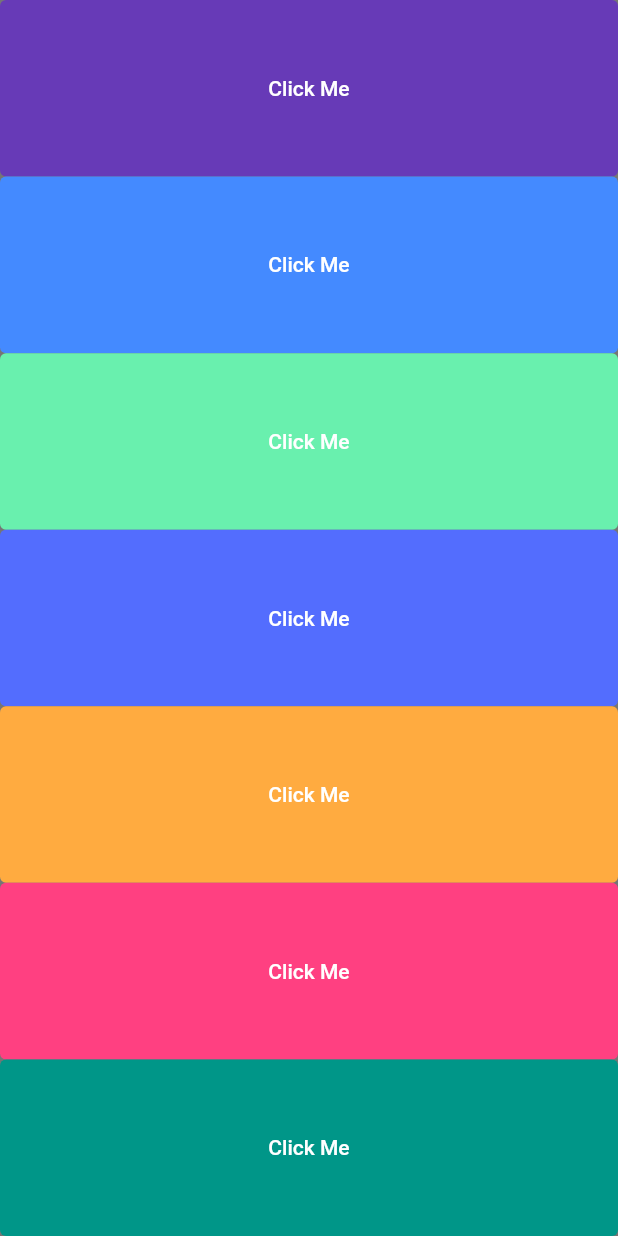
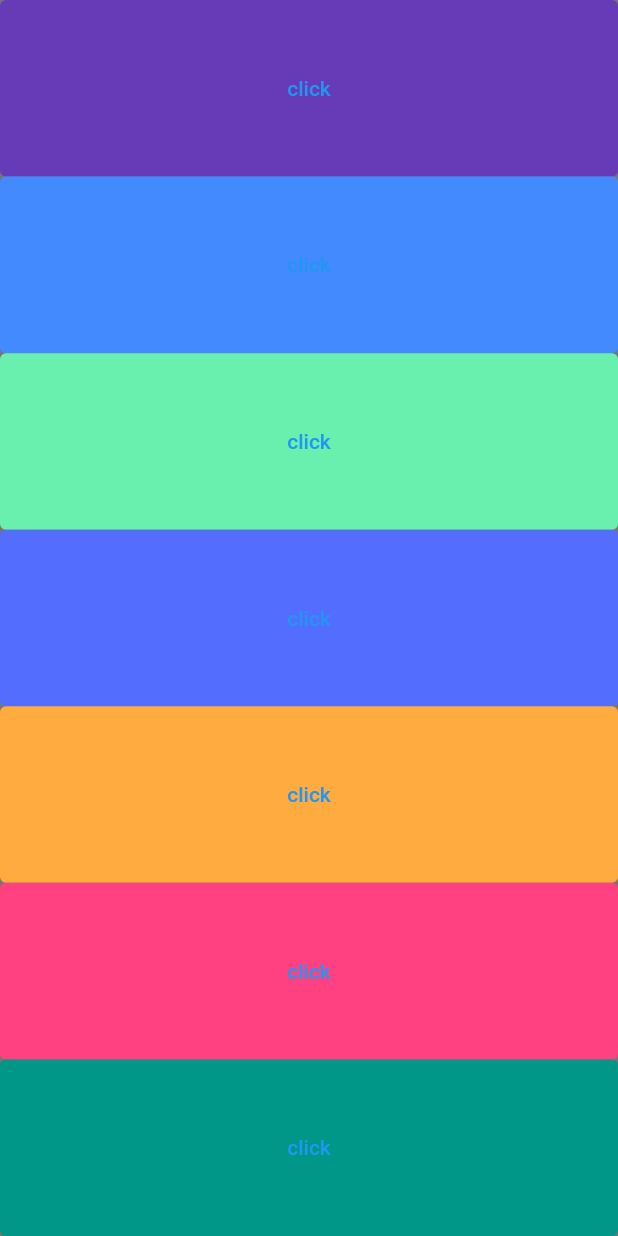
Before and after one commit to Oyebliss/oye_xylophone, a Flutter app: the screen it shows after launch, on a phone screen of 412 x 824 dp. Run offline on Flutter 3.47's test engine with Material 3 defaults, Android fonts, the phone set to English and light mode, and no system bars; our stand-ins replace audioplayers.

Commit message:
Change text

```diff
--- a/lib/main.dart
+++ b/lib/main.dart
@@ -20,10 +20,7 @@ class MyApp extends StatelessWidget {
         onPressed: () async {
           playSound(soundNumber);
         },
-        child: const Text(
-          'Click Me',
-          style: TextStyle(color: Colors.white),
-        ),
+        child: const Text('click'),
       ),
     );
   }
```
